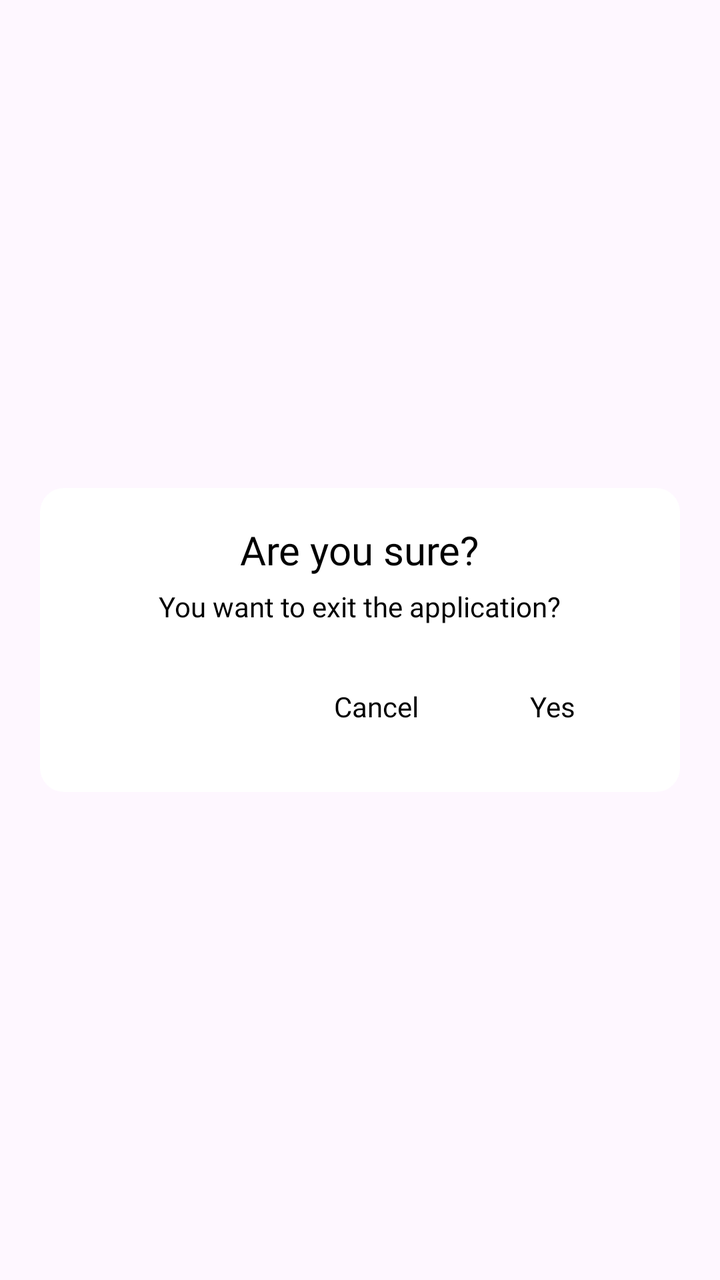
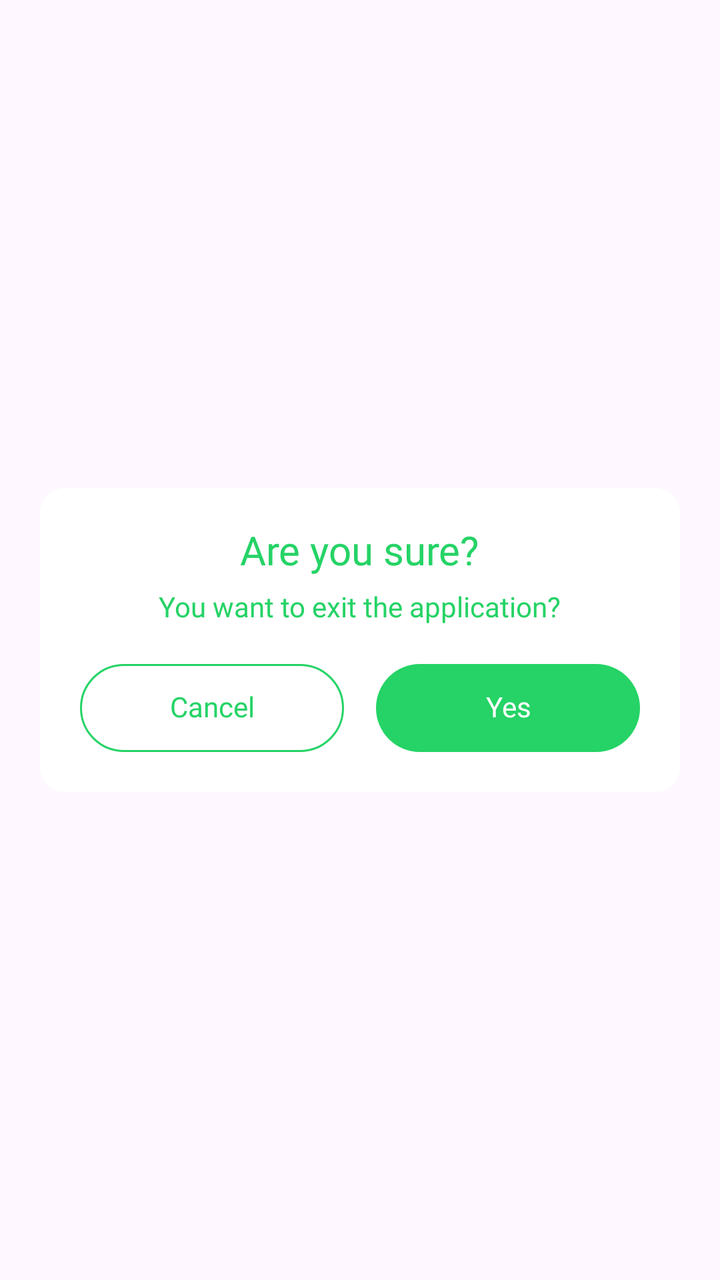

Screens rendered from an Android XML layout before and after an edit, with the pre-edit source and the edit as a unified diff.
<!-- AndroidManifest.xml: application theme Theme.MyApplication -->
<!-- res/layout/dialog_alert.xml -->
<?xml version="1.0" encoding="utf-8"?>
<androidx.constraintlayout.widget.ConstraintLayout xmlns:android="http://schemas.android.com/apk/res/android"
    xmlns:app="http://schemas.android.com/apk/res-auto"
    xmlns:tools="http://schemas.android.com/tools"
    android:layout_width="match_parent"
    android:layout_height="match_parent">

    <LinearLayout
        android:layout_width="match_parent"
        android:layout_height="wrap_content"
        android:layout_marginHorizontal="@dimen/size20"
        android:background="@drawable/bg_dialog"
        android:gravity="center"
        android:orientation="vertical"
        android:padding="@dimen/size20"
        app:layout_constraintBottom_toBottomOf="parent"
        app:layout_constraintEnd_toEndOf="parent"
        app:layout_constraintStart_toStartOf="parent"
        app:layout_constraintTop_toTopOf="parent">

        <TextView
            android:id="@+id/tvTitle"
            style="@style/TextView_6"
            android:text="@string/txt_are_you_sure"
            android:textColor="@color/black"
            android:textSize="@dimen/size20" />

        <TextView
            android:id="@+id/tvBody"
            style="@style/TextView_4"
            android:layout_marginTop="@dimen/size8"
            android:paddingHorizontal="@dimen/size20"
            android:text="@string/txt_exit_app"
            android:textColor="@color/black"
            android:textSize="@dimen/size14" />

        <LinearLayout
            android:layout_width="match_parent"
            android:layout_height="wrap_content"
            android:layout_marginTop="@dimen/size20"
            android:gravity="end"
            android:orientation="horizontal">

            <androidx.appcompat.widget.AppCompatButton
                android:id="@+id/btnCancel"
                style="@style/TextView_6"
                android:layout_width="wrap_content"
                android:layout_height="@dimen/size44"
                android:background="?android:selectableItemBackground"
                android:ellipsize="end"
                android:maxLines="1"
                android:paddingHorizontal="@dimen/size20"
                android:stateListAnimator="@null"
                android:text="@string/txt_cancel"
                android:textAllCaps="false"
                android:textColor="@color/black"
                android:textSize="@dimen/size14"
                tools:ignore="SpUsage" />

            <androidx.appcompat.widget.AppCompatButton
                android:id="@+id/btnYes"
                style="@style/TextView_6"
                android:layout_width="wrap_content"
                android:layout_height="@dimen/size44"
                android:background="?android:selectableItemBackground"
                android:stateListAnimator="@null"
                android:text="@string/txt_yes"
                android:textAllCaps="false"
                android:textColor="@color/black"
                android:textSize="@dimen/size14" />
        </LinearLayout>
    </LinearLayout>
</androidx.constraintlayout.widget.ConstraintLayout>
<!-- resources referenced by this layout -->
<resources>
  <color name="black">#FF000000</color>
  <dimen name="size14">14dp</dimen>
  <dimen name="size20">20dp</dimen>
  <dimen name="size44">44dp</dimen>
  <dimen name="size8">8dp</dimen>
  <!-- drawable bg_dialog (drawable) -->
  <?xml version="1.0" encoding="utf-8"?>
  <shape xmlns:android="http://schemas.android.com/apk/res/android">
      <corners android:radius="@dimen/size12" />
      <solid android:color="@color/white" />
  </shape>
  <string name="txt_are_you_sure">Are you sure?</string>
  <string name="txt_cancel">Cancel</string>
  <string name="txt_exit_app">You want to exit the application?</string>
  <string name="txt_yes">Yes</string>
  <style name="TextView_4">
          <item name="android:layout_width">wrap_content</item>
          <item name="android:layout_height">wrap_content</item>
          <item name="android:textColor">@color/black</item>
          <item name="android:textAllCaps">false</item>
          <item name="android:includeFontPadding">false</item>
          <item name="android:fontFamily">@font/font_400</item>
          <item name="android:textSize">@dimen/size16</item>
      </style>
  <style name="TextView_6">
          <item name="android:layout_width">wrap_content</item>
          <item name="android:layout_height">wrap_content</item>
          <item name="android:textColor">@color/black</item>
          <item name="android:textAllCaps">false</item>
          <item name="android:includeFontPadding">false</item>
          <item name="android:fontFamily">@font/font_600</item>
          <item name="android:textSize">@dimen/size16</item>
      </style>
  <style name="Theme.MyApplication" parent="Base.Theme.MyApplication" />
  <dimen name="size12">12dp</dimen>
  <color name="white">#FFFFFFFF</color>
  <dimen name="size16">16dp</dimen>
  <style name="Base.Theme.MyApplication" parent="Theme.Material3.DayNight.NoActionBar">
          
          <item name="colorPrimary">@color/white</item>
          <item name="colorPrimaryDark">@color/white</item>
          <item name="android:windowLightStatusBar">true</item>
          <item name="android:windowFullscreen">false</item>
          <item name="colorAccent">@color/black</item>
          <item name="android:splitMotionEvents">false</item>
          <item name="android:windowEnableSplitTouch">false</item>
          <item name="android:colorControlHighlight">@color/col_select</item>
          <item name="bottomSheetDialogTheme">@style/AppBottomSheetDialogTheme</item>
      </style>
  <color name="col_select">#CD666666</color>
  <style name="AppBottomSheetDialogTheme" parent="Theme.Design.Light.BottomSheetDialog">
          <item name="bottomSheetStyle">@style/AppModalStyle</item>
      </style>
  <style name="AppModalStyle" parent="Widget.Design.BottomSheet.Modal">
          <item name="android:background">@drawable/bg_border_bottom_sheet</item>
      </style>
  <dimen name="size24">24dp</dimen>
  <!-- unchanged entries left out for length: 1 -->
</resources>

<!-- the commit's change to res/layout/dialog_alert.xml (unified diff, before → after) -->
@@ -22,7 +22,7 @@
             android:id="@+id/tvTitle"
             style="@style/TextView_6"
             android:text="@string/txt_are_you_sure"
-            android:textColor="@color/black"
+            android:textColor="@color/col_main"
             android:textSize="@dimen/size20" />
 
         <TextView
@@ -31,7 +31,7 @@
             android:layout_marginTop="@dimen/size8"
             android:paddingHorizontal="@dimen/size20"
             android:text="@string/txt_exit_app"
-            android:textColor="@color/black"
+            android:textColor="@color/col_main"
             android:textSize="@dimen/size14" />
 
         <LinearLayout
@@ -44,29 +44,32 @@
             <androidx.appcompat.widget.AppCompatButton
                 android:id="@+id/btnCancel"
                 style="@style/TextView_6"
-                android:layout_width="wrap_content"
+                android:layout_width="0dp"
                 android:layout_height="@dimen/size44"
-                android:background="?android:selectableItemBackground"
+                android:layout_weight="1"
+                android:background="@drawable/bg_btn_cancel"
                 android:ellipsize="end"
                 android:maxLines="1"
                 android:paddingHorizontal="@dimen/size20"
                 android:stateListAnimator="@null"
                 android:text="@string/txt_cancel"
                 android:textAllCaps="false"
-                android:textColor="@color/black"
+                android:textColor="@color/col_main"
                 android:textSize="@dimen/size14"
                 tools:ignore="SpUsage" />
 
             <androidx.appcompat.widget.AppCompatButton
                 android:id="@+id/btnYes"
                 style="@style/TextView_6"
-                android:layout_width="wrap_content"
+                android:layout_width="0dp"
                 android:layout_height="@dimen/size44"
-                android:background="?android:selectableItemBackground"
+                android:layout_marginStart="@dimen/size16"
+                android:layout_weight="1"
+                android:background="@drawable/bg_btn_ok"
                 android:stateListAnimator="@null"
                 android:text="@string/txt_yes"
                 android:textAllCaps="false"
-                android:textColor="@color/black"
+                android:textColor="@color/white"
                 android:textSize="@dimen/size14" />
         </LinearLayout>
     </LinearLayout>
<!-- resource entries referenced after the edit -->
@@ -1,10 +1,35 @@
 <!-- resources referenced by this layout -->
 <resources>
+  <color name="col_main">#25D366</color>
   <color name="black">#FF000000</color>
   <dimen name="size14">14dp</dimen>
   <dimen name="size20">20dp</dimen>
   <dimen name="size44">44dp</dimen>
   <dimen name="size8">8dp</dimen>
+  <!-- drawable bg_btn_cancel (drawable) -->
+  <?xml version="1.0" encoding="utf-8"?>
+  <ripple xmlns:android="http://schemas.android.com/apk/res/android"
+      android:color="@color/col_select">
+      <item>
+          <shape>
+              <corners android:radius="@dimen/size100" />
+              <solid android:color="@color/white" />
+              <stroke
+                  android:width="@dimen/size1"
+                  android:color="@color/col_main" />
+          </shape>
+      </item>
+  </ripple>
+  <!-- drawable bg_btn_ok (drawable) -->
+  <?xml version="1.0" encoding="utf-8"?>
+  <ripple xmlns:android="http://schemas.android.com/apk/res/android" android:color="@color/col_select">
+      <item>
+          <shape>
+              <corners android:radius="@dimen/size100"/>
+              <solid android:color="@color/col_main"/>
+          </shape>
+      </item>
+  </ripple>
   <!-- drawable bg_dialog (drawable) -->
   <?xml version="1.0" encoding="utf-8"?>
   <shape xmlns:android="http://schemas.android.com/apk/res/android">
@@ -22,7 +47,7 @@
           <item name="android:textAllCaps">false</item>
           <item name="android:includeFontPadding">false</item>
           <item name="android:fontFamily">@font/font_400</item>
-          <item name="android:textSize">@dimen/size16</item>
+          <item name="android:textSize">@dimen/size14</item>
       </style>
   <style name="TextView_6">
           <item name="android:layout_width">wrap_content</item>
@@ -31,7 +56,7 @@
           <item name="android:textAllCaps">false</item>
           <item name="android:includeFontPadding">false</item>
           <item name="android:fontFamily">@font/font_600</item>
-          <item name="android:textSize">@dimen/size16</item>
+          <item name="android:textSize">@dimen/size14</item>
       </style>
   <style name="Theme.MyApplication" parent="Base.Theme.MyApplication" />
   <dimen name="size12">12dp</dimen>
@@ -41,6 +66,7 @@
           
           <item name="colorPrimary">@color/white</item>
           <item name="colorPrimaryDark">@color/white</item>
+          <item name="android:statusBarColor">@color/white</item>
           <item name="android:windowLightStatusBar">true</item>
           <item name="android:windowFullscreen">false</item>
           <item name="colorAccent">@color/black</item>
@@ -50,6 +76,8 @@
           <item name="bottomSheetDialogTheme">@style/AppBottomSheetDialogTheme</item>
       </style>
   <color name="col_select">#CD666666</color>
+  <dimen name="size100">100dp</dimen>
+  <dimen name="size1">1dp</dimen>
   <style name="AppBottomSheetDialogTheme" parent="Theme.Design.Light.BottomSheetDialog">
           <item name="bottomSheetStyle">@style/AppModalStyle</item>
       </style>
